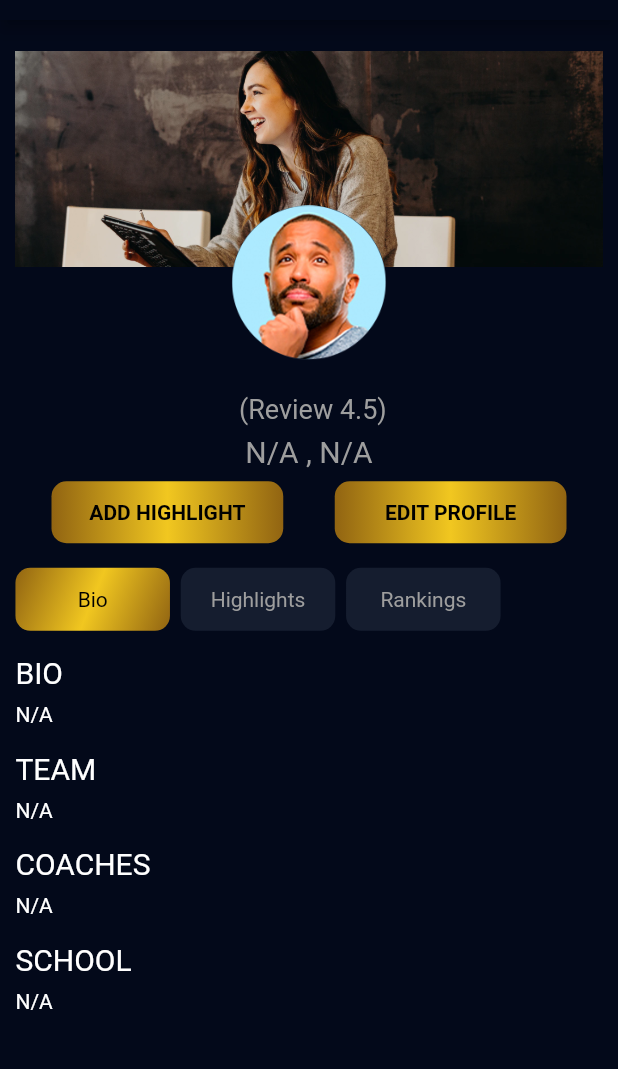
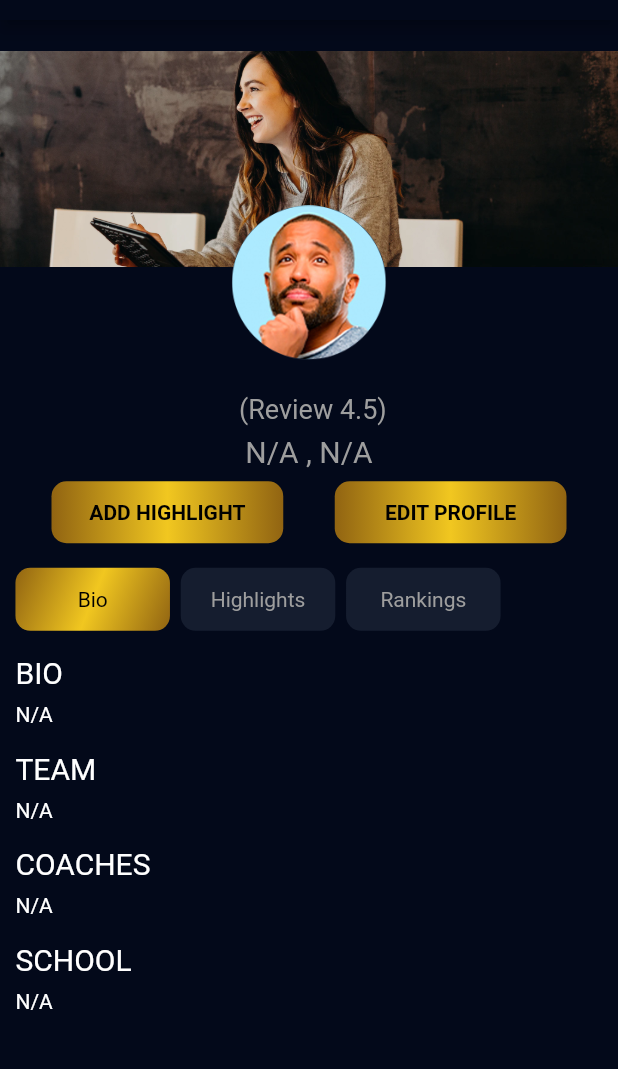
Before and after one commit to UmaiZ/henri_ppp, a Flutter app: the ProfileScreen screen opened directly, on a phone screen of 412 x 824 dp, the part 64-1133 px from its top. Run offline on Flutter 3.47's test engine with Material 2 defaults, Android fonts, the light colour scheme and no system bars; our stand-ins replace cached_network_image, camera, curved_navigation_bar, flutter_rating_bar, flutter_spinkit, fluttertoast and 3 more; accounts and stored records are empty; network calls fail.

Commit message:
profile and cover

```diff
--- a/lib/helpers/imagepicker/imagepicker.dart
+++ b/lib/helpers/imagepicker/imagepicker.dart
@@ -13,12 +13,12 @@ class ImagePickerHelper {
   }
 
   @override
-  Future<String> galleryImage() async {
+  Future<XFile> galleryImage() async {
     final image = await imagePicker.pickImage(source: ImageSource.gallery);
     if (image == null) {
       // throw ImageNotSelectedException();
     }
-    return image!.path;
+    return image!;
   }
 
   @override
--- a/lib/views/homeview/view/home.dart
+++ b/lib/views/homeview/view/home.dart
@@ -127,7 +127,7 @@ class HomeScreen extends StatelessWidget {
               Consumer<FeedProvider>(
                 builder: (context, postProvider, child) {
                   if (postProvider.feeddata.isEmpty) {
-                    postProvider.getFeed();
+                    // postProvider.getFeed();
                     return const Center(
                         child: CircularProgressIndicator(
                       color: Colors.white,
@@ -173,7 +173,7 @@ class HomeScreen extends StatelessWidget {
     return Consumer<StatusProvider>(
       builder: (context, statusProvider, child) {
         if (statusProvider.statusdata.isEmpty) {
-          statusProvider.getStatus();
+          // statusProvider.getStatus();
           return const Center(
               child: CircularProgressIndicator(
             color: Colors.white,
--- a/lib/views/profile/view/profile.dart
+++ b/lib/views/profile/view/profile.dart
@@ -1,4 +1,7 @@
+import 'package:cached_network_image/cached_network_image.dart';
 import 'package:flutter/material.dart';
+import 'package:henri_ppp/helpers/imagepicker/imagepicker.dart';
+import 'package:henri_ppp/helpers/loader/loader.dart';
 import 'package:henri_ppp/providers/user_provider.dart';
 import 'package:henri_ppp/views/post/view/createstory.dart';
 import 'package:henri_ppp/views/profile/view/editprofile.dart';
@@ -53,15 +56,57 @@ class _ProfileScreenState extends State<ProfileScreen> {
               Stack(
                 alignment: Alignment.bottomCenter,
                 children: [
-                  SizedBox(
-                      width: size.width * 0.95,
+                  GestureDetector(
+                    onTap: () async {
+                      var image = await ImagePickerHelper().galleryImage();
+                      showLoader(context);
+                      if (await usercontroller
+                          .updateMedia({}, image, 'usercover')) {
+                        Navigator.pop(context);
+                      } else {
+                        Navigator.pop(context);
+                      }
+                    },
+                    child: SizedBox(
                       height: size.height * 0.175,
-                      child: Image.asset(
+                      width: double.infinity,
+                      child: usercontroller.userdata.userCover == ""
+                          ? Image.asset(
                               'assets/images/modelbanner.png',
                               fit: BoxFit.cover,
-                      )),
+                            )
+                          : CachedNetworkImage(
+                              imageUrl:
+                                  usercontroller.userdata.userCover.toString(),
+                              placeholder: (context, url) => Container(),
+                              errorWidget: (context, url, error) =>
+                                  const Icon(Icons.error),
+                              fit: BoxFit.fill,
+                            ),
+                    ),
+                  ),
+
+                  // SizedBox(
+                  //     width: size.width * 0.95,
+                  //     height: size.height * 0.175,
+                  //     child: Image.asset(
+                  //       'assets/images/modelbanner.png',
+                  //       fit: BoxFit.cover,
+                  //     )),
                   FractionalTranslation(
                     translation: const Offset(0.0, 0.6),
+                    child: GestureDetector(
+                      onTap: () async {
+                        showLoader(context);
+
+                        var image = await ImagePickerHelper().galleryImage();
+                        if (await usercontroller
+                            .updateMedia({}, image, 'userimage')) {
+                          Navigator.pop(context);
+                        } else {
+                          Navigator.pop(context);
+                        }
+                      },
                       child: SizedBox(
                         width: size.width * 0.25,
                         height: size.width * 0.25,
@@ -69,8 +114,22 @@ class _ProfileScreenState extends State<ProfileScreen> {
                             radius: 100,
                             backgroundColor:
                                 Theme.of(context).colorScheme.secondary,
-                        child:
-                            Image.asset('assets/images/imageplaceholder.png'),
+                            child: usercontroller.userdata.userImage == ""
+                                ? Image.asset(
+                                    'assets/images/imageplaceholder.png')
+                                : ClipRRect(
+                                    borderRadius: BorderRadius.circular(100.0),
+                                    child: CachedNetworkImage(
+                                      imageUrl: usercontroller
+                                          .userdata.userImage
+                                          .toString(),
+                                      placeholder: (context, url) =>
+                                          Container(),
+                                      errorWidget: (context, url, error) =>
+                                          const Icon(Icons.error),
+                                      fit: BoxFit.fill,
+                                    ),
+                                  )),
                       ),
                     ),
                   ),
@@ -134,7 +193,7 @@ class _ProfileScreenState extends State<ProfileScreen> {
                   GestureDetector(
                     onTap: () {
                       Navigator.of(context).push(MaterialPageRoute(
-                          builder: (context) => CameraAppTest()));
+                          builder: (context) => const CameraAppTest()));
                     },
                     child: const btnGlobal(
                       width: 0.375,
```
Also changed, not shown: lib/helpers/network/network.dart (+7 -6 lines), lib/providers/status_provider.dart (+12 -4 lines), lib/providers/user_provider.dart (+14 -0 lines), lib/services/api.dart (+23 -2 lines), 1 other file. Lines whose indentation alone changed are shown as unchanged.
